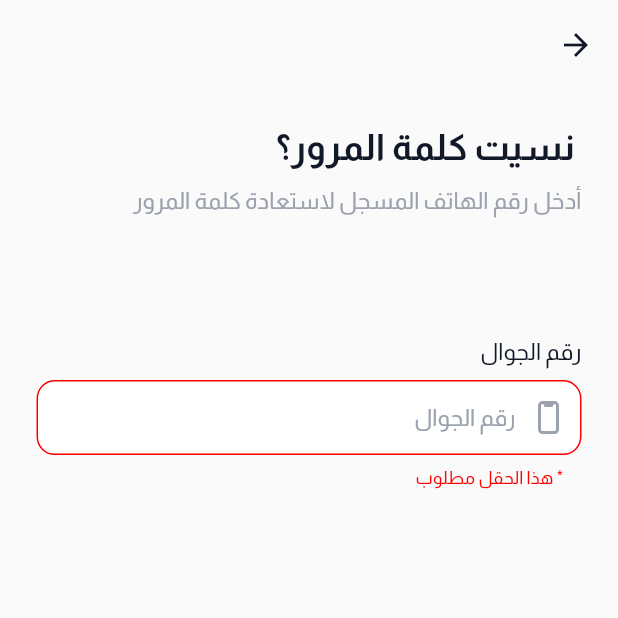
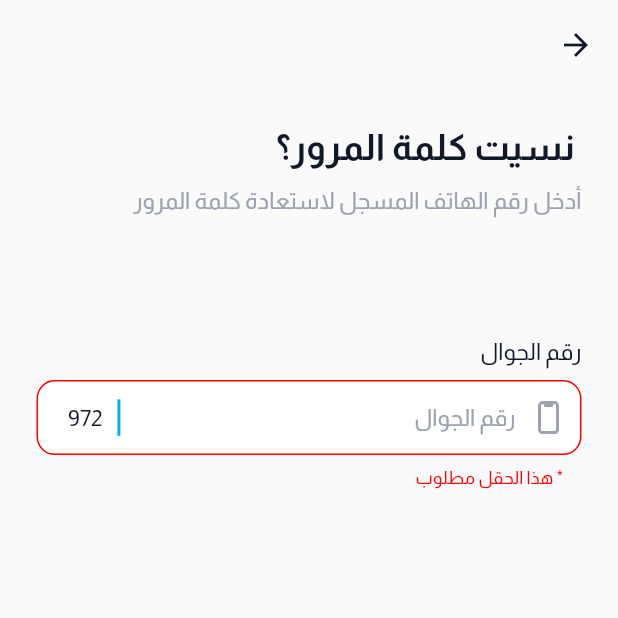
Before and after one commit to alhessiahmed/TC-Bike, a Flutter app: the ForgetPasswordScreen screen opened by its route, after a tap on "ارسال", on a phone screen of 412 x 824 dp, the top half of it. Run offline on Flutter 3.47's test engine with Material 2 defaults, Android fonts, the phone set to English and light mode, and no system bars; our stand-ins replace firebase_core, firebase_messaging, flutter_local_notifications, flutter_screenutil, flutter_slidable, flutter_svg and 8 more; accounts and stored records are empty; network calls fail.

Commit message:
add google_signin & modify phone in textFieldWidget

```diff
--- a/lib/api/controllers/user_api_controller.dart
+++ b/lib/api/controllers/user_api_controller.dart
@@ -37,7 +37,9 @@ class UserApiController with ApiHelper {
       return ApiResponse(
         message: jsonResponse['message'],
         success: jsonResponse['success'],
-        object: jsonResponse['data']['icon_url'],
+        object: response.statusCode == 200
+            ? jsonResponse['data']['icon_url']
+            : null,
       );
     }
     return failedResponse;
--- a/lib/core/widgets/text_field_widget.dart
+++ b/lib/core/widgets/text_field_widget.dart
@@ -66,8 +66,7 @@ class TextFieldWidget extends StatelessWidget {
               return 'required_field'.tr;
             } else if (isPassword && value.length < 8) {
               return 'password_condition'.tr;
-            } else if (isPhone &&
-                (!value.startsWith('972') || value.length < 12)) {
+            } else if (isPhone && value.length < 9) {
               return 'phone_condition'.tr;
             }
             return null;
@@ -79,12 +78,13 @@ class TextFieldWidget extends StatelessWidget {
           minLines: minLines,
           onChanged: onChange,
           onTap: onTap,
-          maxLength: isPhone ? 12 : null,
+          maxLength: isPhone ? 9 : null,
           onFieldSubmitted: onSubmitted,
           readOnly: readOnly,
           decoration: InputDecoration(
             counterText: counterText == null ? counterText : '',
             counterStyle: TextStyle(color: counterColor),
+
             // contentPadding:
             //     EdgeInsets.symmetric(horizontal: 30.w, vertical: 35.h),
             hintText: hintText,
@@ -92,14 +92,27 @@ class TextFieldWidget extends StatelessWidget {
               color: ColorsManager.subtitleColor,
               fontSize: 14.sp,
             ),
-            helperText: isPhone ? 'phone_helper'.tr : null,
+
+            // helperText: isPhone ? 'phone_helper'.tr : null,
             suffixIcon: canClear
                 ? IconButton(
                     onPressed: () => controller.clear(),
                     icon: const Icon(Icons.close_rounded),
                     iconSize: 24.r,
                   )
-                : suffixIcon,
+                : isPhone
+                    ? Row(
+                        children: [
+                          Container(
+                            width: 2,
+                            height: 24.h,
+                            color: ColorsManager.primary,
+                            margin: EdgeInsets.symmetric(horizontal: 10),
+                          ),
+                          Text('972'),
+                        ],
+                      )
+                    : suffixIcon,
             prefixIcon: isPassword
                 ? SvgPicture.asset(
                     ImagesManager.lock,
--- a/lib/getx/controllers/auth/sign_up_controller.dart
+++ b/lib/getx/controllers/auth/sign_up_controller.dart
@@ -12,6 +12,7 @@ class SignUpController extends GetxController {
   final passwordVisible = false.obs;
   final agreeConditions = false.obs;
   final isLoading = false.obs;
+  final isIgnoring = false.obs;
 
   Future<ApiResponse> signUp() async {
     return await AuthApiController().register(
--- a/lib/localization/ar.dart
+++ b/lib/localization/ar.dart
@@ -21,7 +21,7 @@ Map<String, String> arLocale = {
   'password': 'كلمة المرور',
   'required_field': '* هذا الحقل مطلوب',
   'password_condition': 'كلمة المرور 8 حروف على الأقل',
-  'phone_condition': 'أدخل رقم جوال صحيح يبدأ ب 972',
+  'phone_condition': 'يجب أن يكون رقم الجوال 9 خانات',
   'phone_helper': 'رقم الجوال يبدأ ب 972',
   'agree_with': 'الموافقة على',
   'agree': 'موافق',
--- a/lib/pref/shared_pref_controller.dart
+++ b/lib/pref/shared_pref_controller.dart
@@ -13,6 +13,13 @@ enum UserInfo {
   firstVisit,
   lang,
   suggestions,
+  provider,
+  email,
+}
+
+enum Providers {
+  google,
+  phone,
 }
 
 class SharedPrefController {
@@ -33,11 +40,26 @@ class SharedPrefController {
     await _sharedPreferences.setBool(UserInfo.firstVisit.name, true);
   }
 
-  Future<void> saveUser({required User user}) async {
+  // Future<void> saveUser({required User user}) async {
+  //   await _sharedPreferences.setBool(UserInfo.isLoggedIn.name, true);
+  //   await _sharedPreferences.setInt(UserInfo.id.name, user.id);
+  //   await _sharedPreferences.setString(UserInfo.phone.name, user.phone);
+  //   await _sharedPreferences.setString(UserInfo.name.name, user.name);
+  //   await _sharedPreferences.setString(
+  //       UserInfo.token.name, 'Bearer ${user.token}');
+  // }
+
+  Future<void> saveUser({
+    required User user,
+    String provider = 'phone',
+    String? email,
+  }) async {
     await _sharedPreferences.setBool(UserInfo.isLoggedIn.name, true);
     await _sharedPreferences.setInt(UserInfo.id.name, user.id);
     await _sharedPreferences.setString(UserInfo.phone.name, user.phone);
     await _sharedPreferences.setString(UserInfo.name.name, user.name);
+    await _sharedPreferences.setString(UserInfo.provider.name, provider);
+    await _sharedPreferences.setString(UserInfo.email.name, email ?? '');
     await _sharedPreferences.setString(
         UserInfo.token.name, 'Bearer ${user.token}');
   }
@@ -102,6 +124,9 @@ class SharedPrefController {
 
   String get token => _sharedPreferences.getString(UserInfo.token.name) ?? '';
 
+  String get provider =>
+      _sharedPreferences.getString(UserInfo.provider.name) ?? 'phone';
+
   String get lang =>
       _sharedPreferences.getString(UserInfo.lang.name) ??
       (Get.deviceLocale?.languageCode.substring(0, 2) == 'he' ? 'he' : 'ar');
--- a/pubspec.yaml
+++ b/pubspec.yaml
@@ -24,7 +24,7 @@ dependencies:
   http: ^0.13.5
   image_picker: ^0.8.5+3
   internet_connection_checker: ^1.0.0+1
-  # google_sign_in: ^5.4.2
+  google_sign_in: ^5.4.2
   flutter_widget_from_html: ^0.9.0+2
   firebase_core: ^2.4.1
   firebase_messaging: ^14.2.1
```
Also changed, not shown: lib/api/controllers/auth_api_controller.dart (+55 -51 lines), lib/getx/controllers/app/edit_profile_controller.dart (+7 -2 lines), lib/screens/app/profile/edit_profile_screen.dart (+41 -5 lines), lib/screens/app/tabs/profile_tab.dart (+69 -14 lines), lib/screens/auth/sign_in_screen.dart (+25 -25 lines), lib/screens/auth/sign_up_screen.dart (+24 -12 lines), pubspec.lock, 1 other file.
